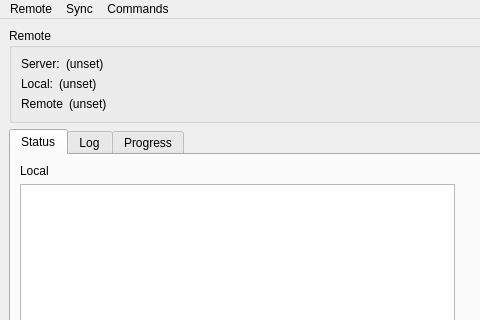
Before: the Qt Designer form src/extensions/openfoam/isutils/isofExecutionManager/mainwindow.ui in hkroeger/insightcae, drawn with Qt 5; both pictures show x 0 to 480 and y 0 to 320 of the 1001 by 1131 pixel window.
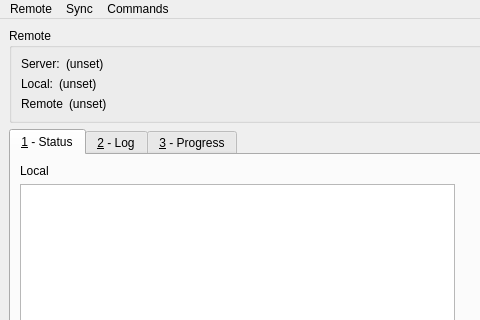
After: the same form once the commit is applied. Custom widgets are drawn as their Qt base class.

Commit message: numbers in tab names for quick switch using Alt+<num>

What changed in the file:
```diff
--- a/src/extensions/openfoam/isutils/isofExecutionManager/mainwindow.ui
+++ b/src/extensions/openfoam/isutils/isofExecutionManager/mainwindow.ui
@@ -131,7 +131,7 @@
        </property>
        <widget class="QWidget" name="tab">
         <attribute name="title">
-         <string>Status</string>
+         <string>&amp;1 - Status</string>
         </attribute>
         <layout class="QVBoxLayout" name="verticalLayout_8">
          <item>
@@ -334,7 +334,7 @@
        </widget>
        <widget class="QWidget" name="tab_3">
         <attribute name="title">
-         <string>Log</string>
+         <string>&amp;2 - Log</string>
         </attribute>
         <layout class="QVBoxLayout" name="verticalLayout_11">
          <item>
@@ -409,7 +409,7 @@
        </widget>
        <widget class="QWidget" name="tab_2">
         <attribute name="title">
-         <string>Progress</string>
+         <string>&amp;3 - Progress</string>
         </attribute>
         <layout class="QVBoxLayout" name="verticalLayout_9">
          <item>
```
The commit also changes 1 other file.
